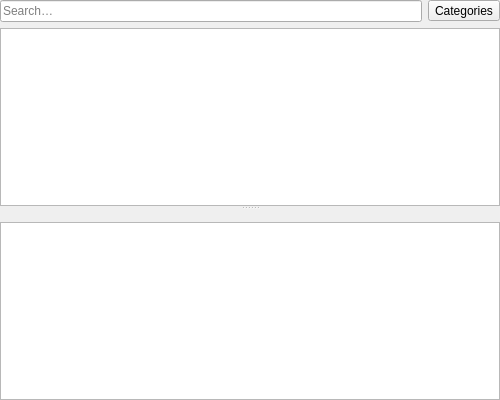
First picture: the form in src/modules/windows/feeds/FeedsContentsWidget.ui, repository OtterBrowser/otter-browser, before the edit.
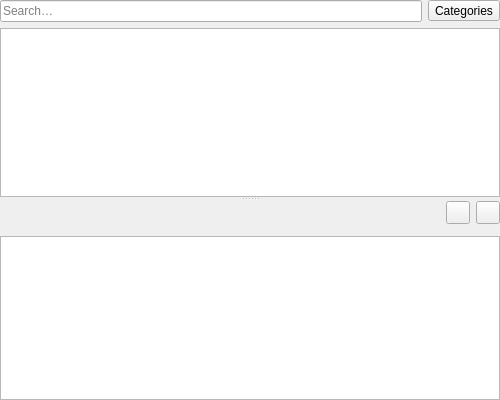
Second picture: the form after the edit. The open tabs and pages were chosen to show the change. Custom widgets are drawn as their Qt base class.

Commit message: Add buttons for URL and email

Patch:
```diff
--- a/src/modules/windows/feeds/FeedsContentsWidget.ui
+++ b/src/modules/windows/feeds/FeedsContentsWidget.ui
@@ -139,6 +139,8 @@
             <number>0</number>
            </property>
            <item>
+            <layout class="QHBoxLayout" name="titleLayout">
+             <item>
             <widget class="Otter::TextLabelWidget" name="titleLabelWidget" native="true">
              <property name="font">
               <font>
@@ -148,6 +150,14 @@
               </font>
              </property>
             </widget>
+             </item>
+             <item>
+              <widget class="QToolButton" name="urlButton"/>
+             </item>
+             <item>
+              <widget class="QToolButton" name="emailButton"/>
+             </item>
+            </layout>
            </item>
            <item>
             <layout class="QHBoxLayout" name="attributesLayout" stretch="1,2,0">
```
Lines whose indentation alone changed are shown as unchanged. The commit also changes 1 other file.
